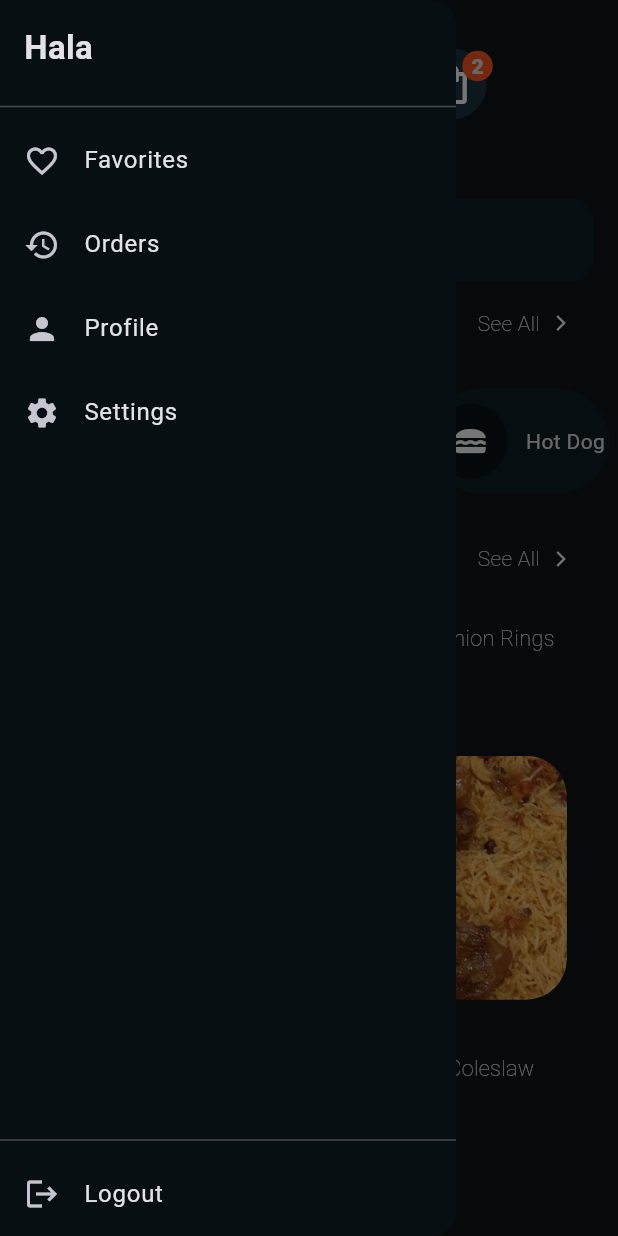
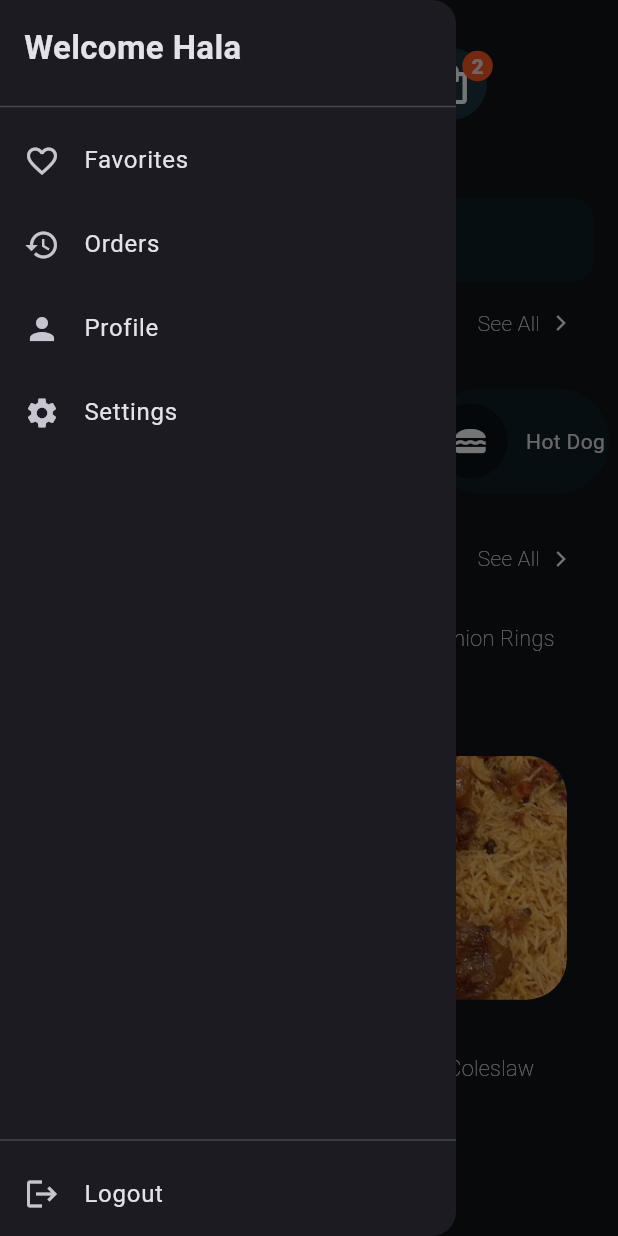
Before and after one commit to ahmedattia77/restaurant_ui, a Flutter app: the screen it shows after launch, scrolled down 498 dp, after a tap on the "menu" icon, on a phone screen of 412 x 824 dp. Run offline on Flutter 3.47's test engine with Material 3 defaults, Android fonts, the light colour scheme and no system bars; missing offline and left inert: dart:ffi.

Commit message:
darwer title and button modifying

```diff
--- a/lib/ui/home.dart
+++ b/lib/ui/home.dart
@@ -19,7 +19,6 @@ class Home extends StatelessWidget {
       ),
       home: Scaffold(
         drawer: Drawer(
-          backgroundColor: const Color.fromARGB(255, 8, 15, 19),
           child: SafeArea(
             child: Column(
               crossAxisAlignment: CrossAxisAlignment.start,
@@ -28,7 +27,7 @@ class Home extends StatelessWidget {
                 Padding(
                   padding: const EdgeInsets.all(16),
                   child: Text(
-                    "Hala",
+                    "Welcome Hala",
                     style: TextStyle(fontSize: 22, fontWeight: FontWeight.bold),
                   ),
                 ),
@@ -75,7 +74,14 @@ class Home extends StatelessWidget {
                           onPressed: () {
                             Scaffold.of(context).openDrawer();
                           },
-                          icon: Icon(Icons.menu_sharp),
+                          icon: Container(
+                            padding: EdgeInsets.all(8),
+                            decoration: BoxDecoration(
+                              color: Color.fromARGB(255, 27, 53, 65),
+                              shape: BoxShape.circle,
+                            ),
+                            child: Icon(Icons.menu_sharp, size: 28),
+                          ),
                         );
                       },
                     ),
```
